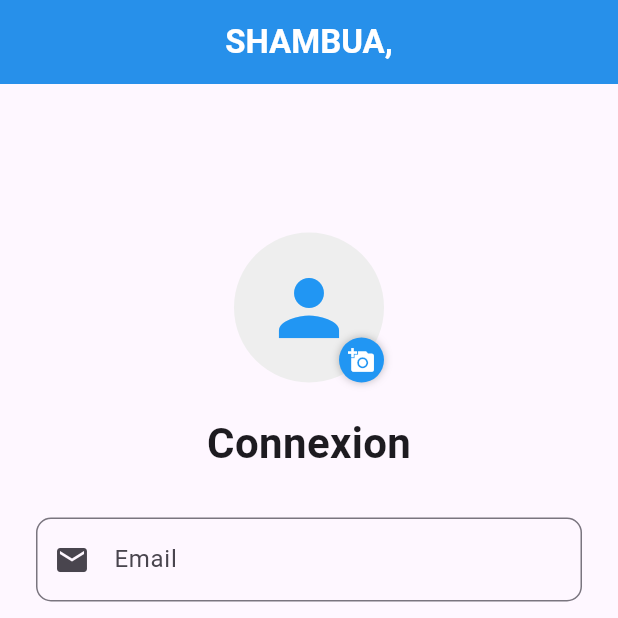
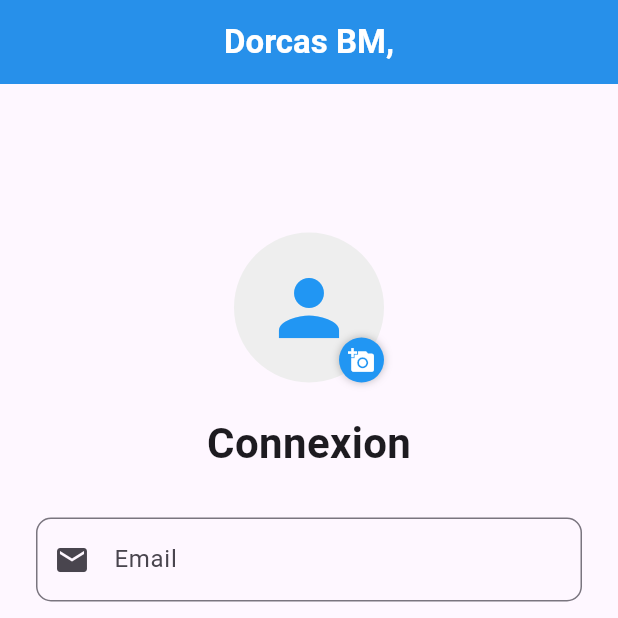
Before and after one commit to josehemedi/GestionProduit01, a Flutter app: the screen it shows after launch, on a phone screen of 412 x 824 dp, the top half of it. Run offline on Flutter 3.47's test engine with Material 3 defaults, Android fonts, the phone set to English and light mode, and no system bars; our stand-ins replace cloud_firestore, firebase_auth, firebase_core, google_sign_in, image_picker; accounts and stored records are empty.

Commit message:
Premier commit

```diff
--- a/lib/views/auth/login_page.dart
+++ b/lib/views/auth/login_page.dart
@@ -139,7 +139,7 @@ class _LoginPageState extends State<LoginPage> {
   @override
   Widget build(BuildContext context) {
     return Scaffold(
-      appBar: customAppBar(title: "SHAMBUA,"),
+      appBar: customAppBar(title: "Dorcas BM,"),
       body: Padding(
         padding: const EdgeInsets.all(24),
         child: Center(
```
